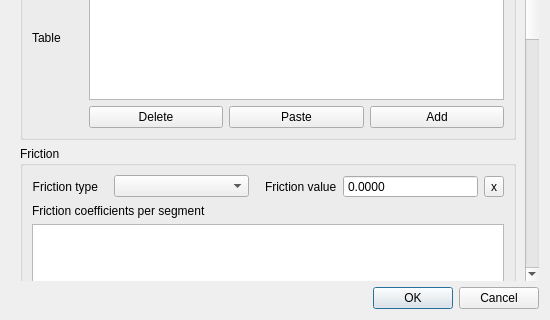
Before: the Qt Designer form threedi_schematisation_editor/forms/ui/cross_section_location.ui in nens/threedi-schematisation-editor, drawn with Qt 5; both pictures show x 0 to 550 and y 230 to 550 of the 550 by 550 pixel window.
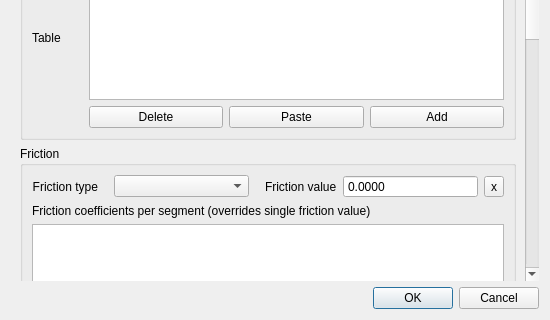
After: the same form once the commit is applied.

Commit message: After review UI changes.

The edit to the form file:
```diff
--- a/threedi_schematisation_editor/forms/ui/cross_section_location.ui
+++ b/threedi_schematisation_editor/forms/ui/cross_section_location.ui
@@ -416,7 +416,7 @@
           <item row="1" column="0" colspan="5">
            <widget class="QLabel" name="cross_section_friction_label">
             <property name="text">
-             <string>Friction coefficients per segment</string>
+             <string>Friction coefficients per segment (overrides single friction value)</string>
             </property>
            </widget>
           </item>
```
Left out of the diff: 6 changed lines with no effect on the pictures. The commit also changes 2 other files.
